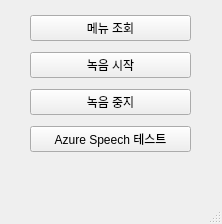
Above: Client_Qt/Kiosk/mainwindow.ui from solrimna/voice_kiosk before the change. Below: the same form after it.
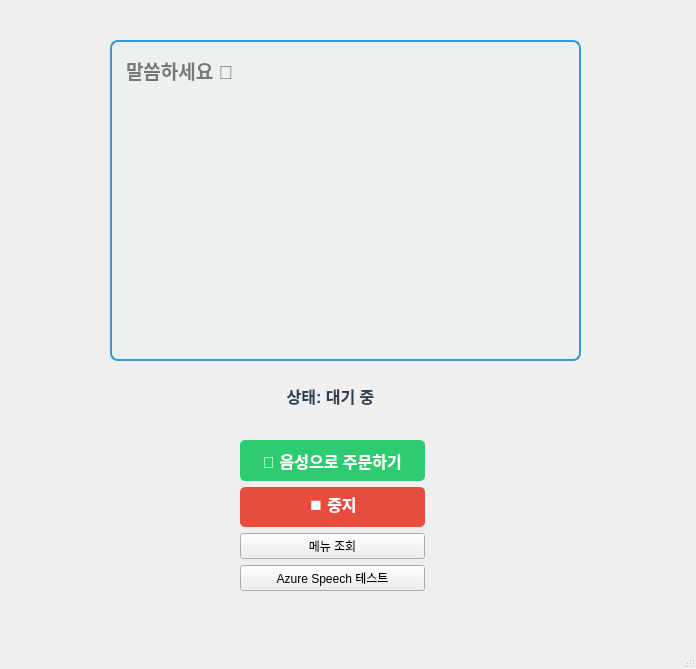
That is the form after the change.

Commit message:
step5-2. Azure Speech 실시간 STT 연동 후 주문까지
Backend (Django):
- process_text/ 엔드포인트 추가
- Azure 실시간 STT에서 텍스트 직접 수신
- STT 없이 텍스트→AI→TTS 처리 하도록 흐름 변경

Frontend (Qt):
- UI 개선: 실시간 텍스트 표시
기능 구현:
- Azure 연속 음성 인식
- 중간 결과 실시간 표시 (회색)
- 최종 결과 누적 (검정)
- 자동 스레드 동기화
- Django 텍스트 전송
- 에러 처리

```diff
--- a/Client_Qt/Kiosk/mainwindow.ui
+++ b/Client_Qt/Kiosk/mainwindow.ui
@@ -6,42 +6,73 @@
    <rect>
     <x>0</x>
     <y>0</y>
-    <width>222</width>
-    <height>224</height>
+    <width>696</width>
+    <height>669</height>
    </rect>
   </property>
   <property name="windowTitle">
    <string>MainWindow</string>
   </property>
   <widget class="QWidget" name="centralwidget">
-   <widget class="QWidget" name="">
+   <widget class="QWidget" name="layoutWidget">
     <property name="geometry">
      <rect>
-      <x>30</x>
-      <y>10</y>
-      <width>161</width>
+      <x>240</x>
+      <y>440</y>
+      <width>185</width>
       <height>151</height>
      </rect>
     </property>
     <layout class="QVBoxLayout" name="verticalLayout">
-     <item>
-      <widget class="QPushButton" name="pushButton">
-       <property name="text">
-        <string>메뉴 조회</string>
-       </property>
-      </widget>
-     </item>
      <item>
       <widget class="QPushButton" name="btnStartRecord">
+       <property name="styleSheet">
+        <string notr="true">QPushButton {
+    background-color: #2ecc71;
+    color: white;
+    border: none;
+    border-radius: 5px;
+    padding: 10px;
+    font-size: 12pt;
+    font-weight: bold;
+}
+QPushButton:hover {
+    background-color: #27ae60;
+}
+QPushButton:pressed {
+    background-color: #229954;
+}</string>
+       </property>
        <property name="text">
-        <string>녹음 시작</string>
+        <string>🎤 음성으로 주문하기</string>
        </property>
       </widget>
      </item>
      <item>
       <widget class="QPushButton" name="btnStopRecord">
+       <property name="styleSheet">
+        <string notr="true">QPushButton {
+    background-color: #e74c3c;
+    color: white;
+    border: none;
+    border-radius: 5px;
+    padding: 10px;
+    font-size: 12pt;
+    font-weight: bold;
+}
+QPushButton:hover {
+    background-color: #c0392b;
+}</string>
+       </property>
        <property name="text">
-        <string>녹음 중지</string>
+        <string>⏹️ 중지</string>
+       </property>
+      </widget>
+     </item>
+     <item>
+      <widget class="QPushButton" name="pushButton">
+       <property name="text">
+        <string>메뉴 조회</string>
        </property>
       </widget>
      </item>
@@ -54,6 +85,70 @@
      </item>
     </layout>
    </widget>
+   <widget class="QTextEdit" name="textEditRealtime">
+    <property name="geometry">
+     <rect>
+      <x>110</x>
+      <y>40</y>
+      <width>471</width>
+      <height>321</height>
+     </rect>
+    </property>
+    <property name="font">
+     <font>
+      <pointsize>14</pointsize>
+      <bold>true</bold>
+     </font>
+    </property>
+    <property name="styleSheet">
+     <string notr="true">QTextEdit {
+    border: 2px solid #3498db;
+    border-radius: 8px;
+    padding: 10px;
+    font-size: 14pt;
+    background-color: #ecf0f1;
+}</string>
+    </property>
+    <property name="lineWidth">
+     <number>1</number>
+    </property>
+    <property name="readOnly">
+     <bool>true</bool>
+    </property>
+    <property name="placeholderText">
+     <string>말씀하세요 🎤</string>
+    </property>
+   </widget>
+   <widget class="QLabel" name="labelStatus">
+    <property name="geometry">
+     <rect>
+      <x>230</x>
+      <y>380</y>
+      <width>201</width>
+      <height>31</height>
+     </rect>
+    </property>
+    <property name="font">
+     <font>
+      <pointsize>12</pointsize>
+      <bold>true</bold>
+     </font>
+    </property>
+    <property name="styleSheet">
+     <string notr="true">QLabel {
+    color: #2c3e50;
+    font-size: 12pt;
+    font-weight: bold;
+    padding: 5px;
+}</string>
+    </property>
+    <property name="text">
+     <string>상태: 대기 중</string>
+    </property>
+    <property name="alignment">
+     <set>Qt::AlignmentFlag::AlignCenter</set>
+    </property>
+   </widget>
   </widget>
   <widget class="QMenuBar" name="menubar">
    <property name="geometry">
```
Left out of the diff: 2 changed lines with no effect on the pictures. The commit also changes 4 other files.
